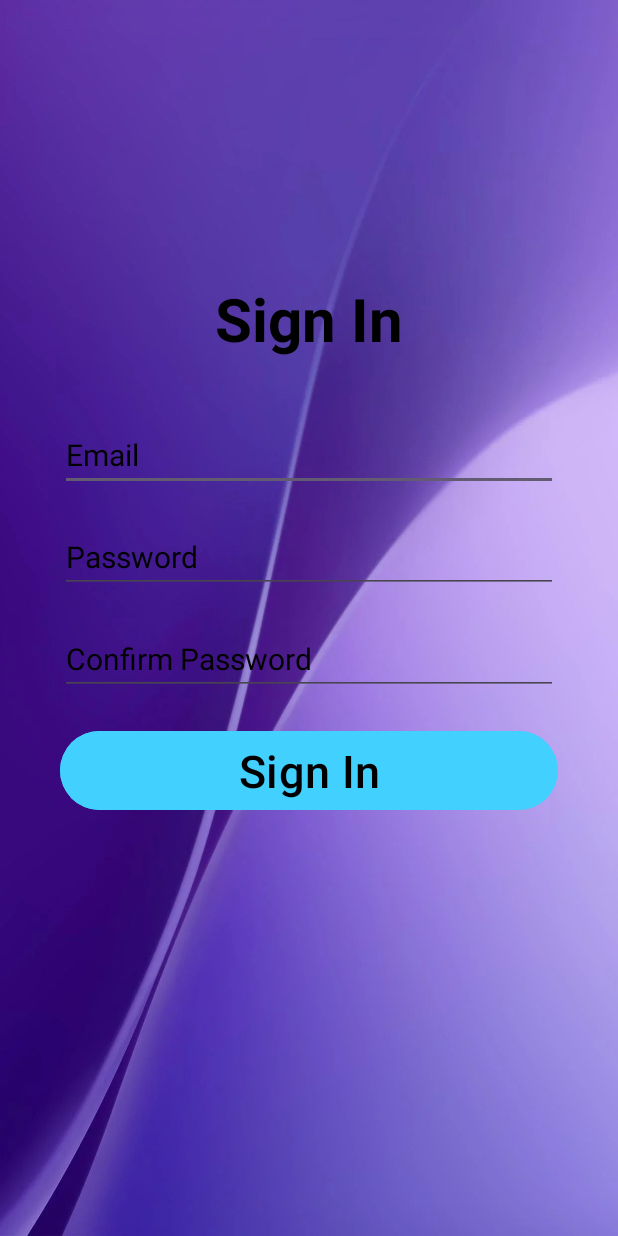
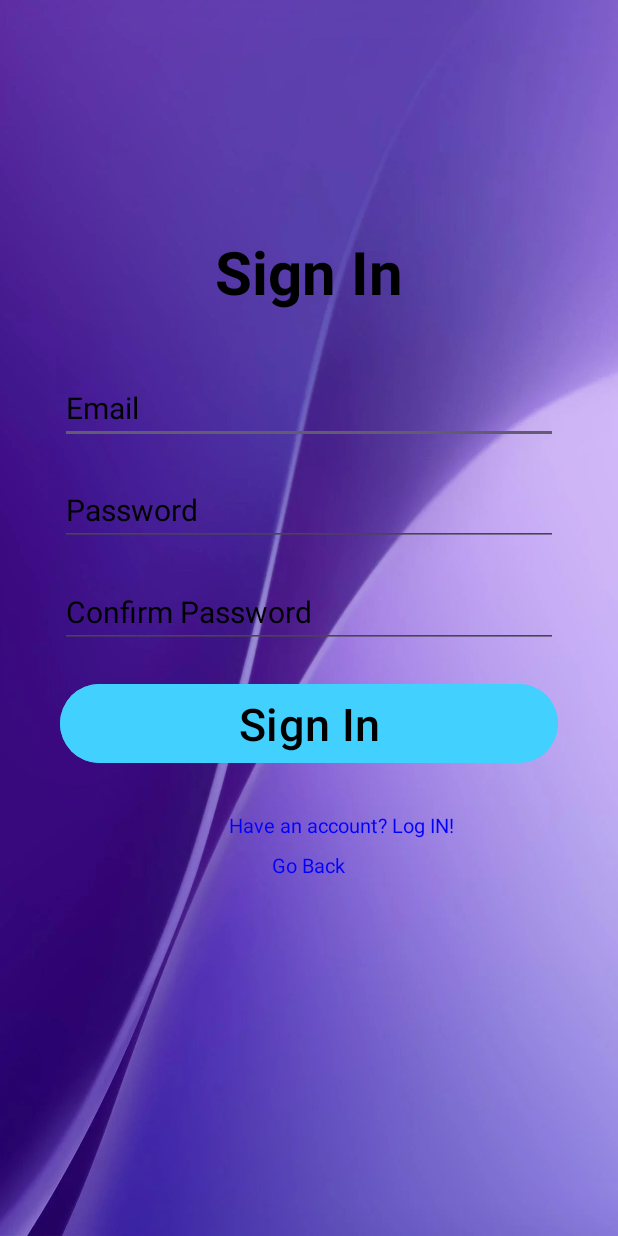
Before and after one commit to NarekSahakyan777/Magic-Checker, an Android app: the signIn screen opened directly, with no data from a screen before it, on a phone screen of 412 x 824 dp. Run offline under Robolectric (Android 15) with nearby library versions, the phone set to English and light mode, and no system bars; our stand-ins replace Firebase (no records; nobody signed in at launch, a user with empty details on screens opened directly).

Commit message:
Magic-Checkers-app

```diff
--- a/app/src/main/java/com/example/chekers/logIn.java
+++ b/app/src/main/java/com/example/chekers/logIn.java
@@ -37,7 +37,6 @@ public class logIn extends AppCompatActivity {
         loginEmail = findViewById(R.id.editEmail);
         auth = FirebaseAuth.getInstance();
         loginPassword = findViewById(R.id.editPassword);
-        forgetPassword = findViewById(R.id.forgPassword);
         loginButton = findViewById(R.id.Login);
         signInRedirectText = findViewById(R.id.signInRedirect);
         remember = findViewById(R.id.remember);
--- a/app/src/main/java/com/example/chekers/signIn.java
+++ b/app/src/main/java/com/example/chekers/signIn.java
@@ -9,6 +9,7 @@ import android.os.Bundle;
 import android.view.View;
 import android.widget.Button;
 import android.widget.EditText;
+import android.widget.TextView;
 import android.widget.Toast;
 
 import com.google.android.gms.tasks.OnCompleteListener;
@@ -16,10 +17,11 @@ import com.google.android.gms.tasks.Task;
 import com.google.firebase.auth.AuthResult;
 import com.google.firebase.auth.FirebaseAuth;
 public class signIn extends AppCompatActivity {
-    public EditText personName;
+    public TextView GoBack;
 
     public EditText signInEmail, signInPassword, confirmPassword;
     private Button signInButton;
+    private TextView signInRedirectText;
     private FirebaseAuth auth;
 
     @SuppressLint("MissingInflatedId")
@@ -29,6 +31,8 @@ public class signIn extends AppCompatActivity {
         setContentView(R.layout.activity_sign_in);
         auth = FirebaseAuth.getInstance();
         signInEmail = findViewById(R.id.signIn_email);
+        signInRedirectText = findViewById(R.id.signInRedirect);
+        GoBack = findViewById(R.id.Goback);
         signInPassword = findViewById(R.id.signIn_password);
         signInButton = findViewById(R.id.signIn_button);
         confirmPassword = findViewById(R.id.signIn_confirmpassword);
@@ -76,6 +80,18 @@ public class signIn extends AppCompatActivity {
                 }
             }
         });
+        signInRedirectText.setOnClickListener(new View.OnClickListener() {
+            @Override
+            public void onClick(View view) {
+                startActivity(new Intent(signIn.this, logIn.class));
+            }
+        });
+        GoBack.setOnClickListener(new View.OnClickListener() {
+            @Override
+            public void onClick(View view) {
+                startActivity(new Intent(signIn.this, MainActivity.class));
+            }
+        });
 
     }
 }
--- a/app/src/main/res/layout/activity_sign_in.xml
+++ b/app/src/main/res/layout/activity_sign_in.xml
@@ -74,6 +74,28 @@
             android:textColor="@color/black"
             android:textSize="30dp">
         </Button>
+        <TextView
+            android:id="@+id/signInRedirect"
+            android:layout_width="wrap_content"
+            android:layout_height="wrap_content"
+            android:layout_gravity="center"
+            android:layout_marginTop="10dp"
+            android:padding="8dp"
+            android:text="
+            Have an account? Log IN!"
+            android:textColor="@color/blue"
+            android:textSize="13.5sp" />
+
+        <TextView
+            android:layout_width="wrap_content"
+            android:layout_height="wrap_content"
+            android:id="@+id/Goback"
+            android:text="Go Back"
+            android:textAlignment="center"
+            android:layout_gravity="center"
+            android:textSize="13sp"
+            android:textColor="@color/blue"
+            />
     </LinearLayout>
 
 </RelativeLayout>
```
Also changed, not shown: app/src/main/res/layout/activity_email_verify.xml (+3 -6 lines), app/src/main/res/layout/activity_log_in.xml (+0 -10 lines), app/src/main/res/layout/activity_password_reset.xml (+3 -7 lines).
